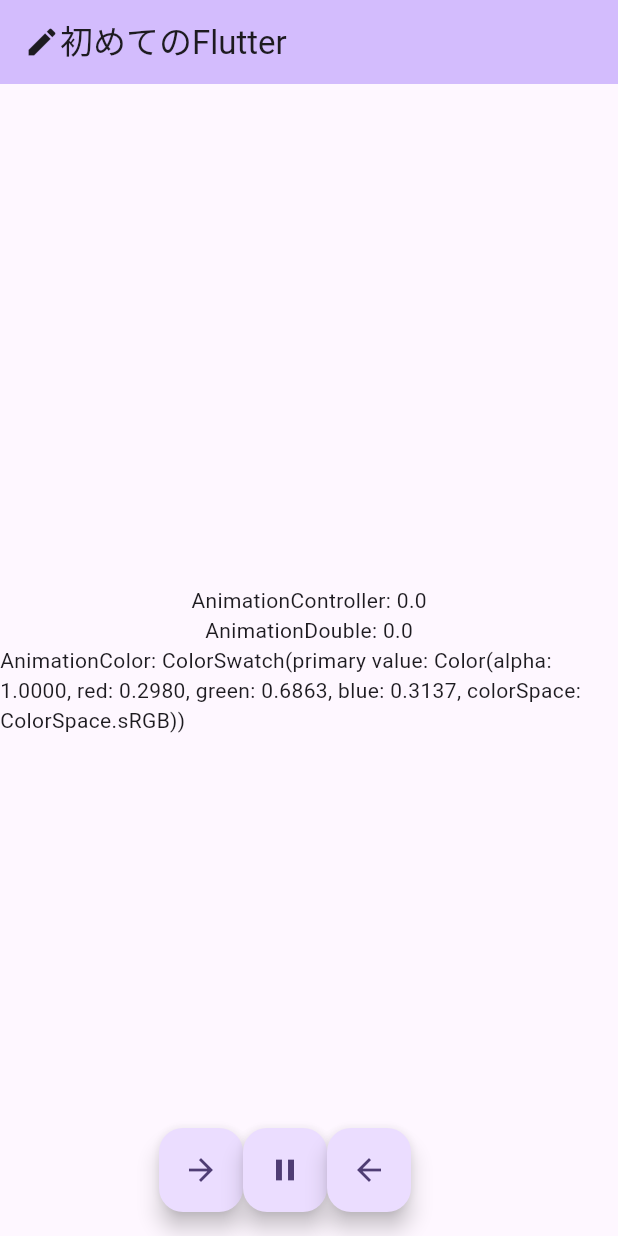
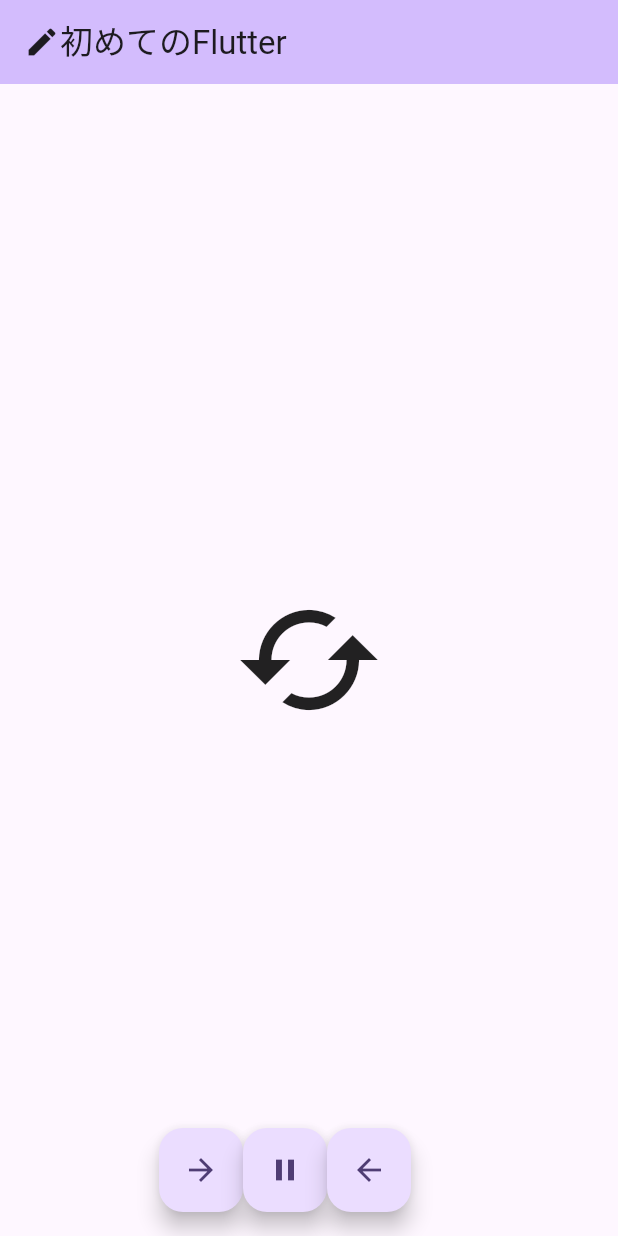
Before and after one commit to powerninja/helloFlutter, a Flutter app: the screen it shows after launch, on a phone screen of 412 x 824 dp. Run offline on Flutter 3.47's test engine with Material 3 defaults, Android fonts, the phone set to English and light mode, and no system bars; our stand-ins replace font_awesome_flutter.

Commit message:
アイコンが360度回転する処理を追加

```diff
--- a/lib/main.dart
+++ b/lib/main.dart
@@ -1,3 +1,5 @@
+import 'dart:math';
+
 import 'package:flutter/material.dart';
 import 'package:font_awesome_flutter/font_awesome_flutter.dart';
 
@@ -42,17 +44,7 @@ class _MyHomePageState extends State<MyHomePage> with TickerProviderStateMixin {
   //アニメーションを開始、停止、逆再生などを制御
   late AnimationController _animationController;
 
-  //数値をアニメーションさせるためのオブジェクト
-  late Animation<double> _animationDouble;
-
-  //アニメーションの開始値と終了値を定義
-  //0.0から200.0までの値がアニメーションされる
-  final Tween<double> _tweenDouble = Tween(begin: 0.0, end: 200.0);
-
-  //色をアニメーションさせるためのオブジェクト
-  late Animation<Color?> _animationColor;
-  final ColorTween _tweenColor =
-      ColorTween(begin: Colors.green, end: Colors.blue);
+  late Animation _animation;
 
 //実行
   _forward() async {
@@ -70,6 +62,7 @@ class _MyHomePageState extends State<MyHomePage> with TickerProviderStateMixin {
 
 //逆再生
   _reverse() async {
+    print(_animation);
     setState(() {
       _animationController.reverse();
     });
@@ -83,20 +76,9 @@ class _MyHomePageState extends State<MyHomePage> with TickerProviderStateMixin {
     super.initState();
     //thisは現在のインスタンスを指している
     _animationController =
-        AnimationController(vsync: this, duration: const Duration(seconds: 3));
+        AnimationController(vsync: this, duration: const Duration(seconds: 1));
 
-    //TweenとAnimationControllerからAnimationを作る(サイズ)
-    _animationDouble = _tweenDouble.animate(_animationController);
-    //変更を反映させる
-    _animationDouble.addListener(() {
-      setState(() {});
-    });
-
-    //TweenとAnimationControllerからAnimationを作る(色)
-    _animationColor = _tweenColor.animate(_animationController);
-    _animationColor.addListener(() {
-      setState(() {});
-    });
+    _animation = _animationController.drive(Tween(begin: 0.0, end: pi));
   }
 
   //破棄
@@ -122,27 +104,13 @@ class _MyHomePageState extends State<MyHomePage> with TickerProviderStateMixin {
           backgroundColor: Theme.of(context).colorScheme.inversePrimary,
         ),
         body: Center(
-            child: Column(
-          mainAxisAlignment: MainAxisAlignment.center,
-          children: <Widget>[
-            Text("AnimationController: ${_animationController.value}"),
-            Text("AnimationDouble: ${_animationDouble.value}"),
-            Text("AnimationColor: ${_animationColor.value}"),
-            //ウィジェットのサイズをアニメーション化するために使われるウィジェット
-            SizeTransition(
-              //sizeFactorにAnimationControllerを指定することで操作が可能
-              sizeFactor: _animationController,
-              //横を拡大、収縮させたい場合は下記を追加(縦はデフォルトのため記述不要)
-              axis: Axis.horizontal,
-              child: Center(
-                child: SizedBox(
-                  width: _animationDouble.value,
-                  height: _animationDouble.value,
-                  child: Container(color: _animationColor.value),
-                ),
-              ),
-            )
-          ],
+            child: AnimatedBuilder(
+          animation: _animation,
+          builder: (context, _) {
+            return Transform.rotate(
+                angle: _animation.value,
+                child: const Icon(Icons.cached, size: 100));
+          },
         )),
         floatingActionButton: Row(
           mainAxisAlignment: MainAxisAlignment.center,
```
